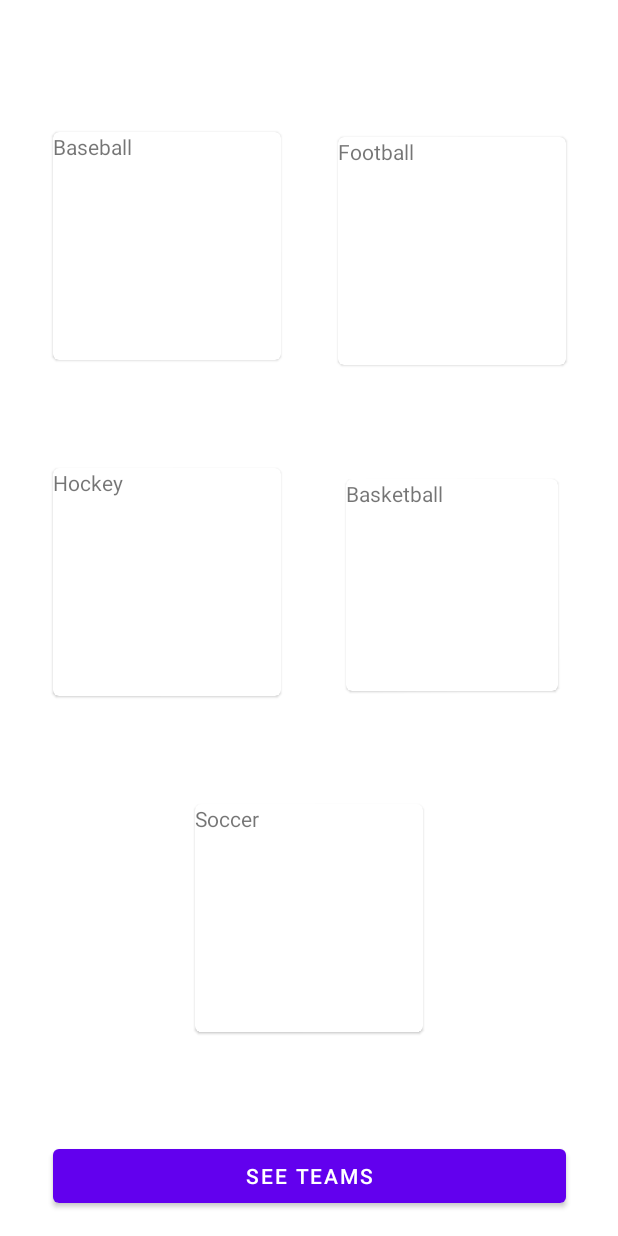
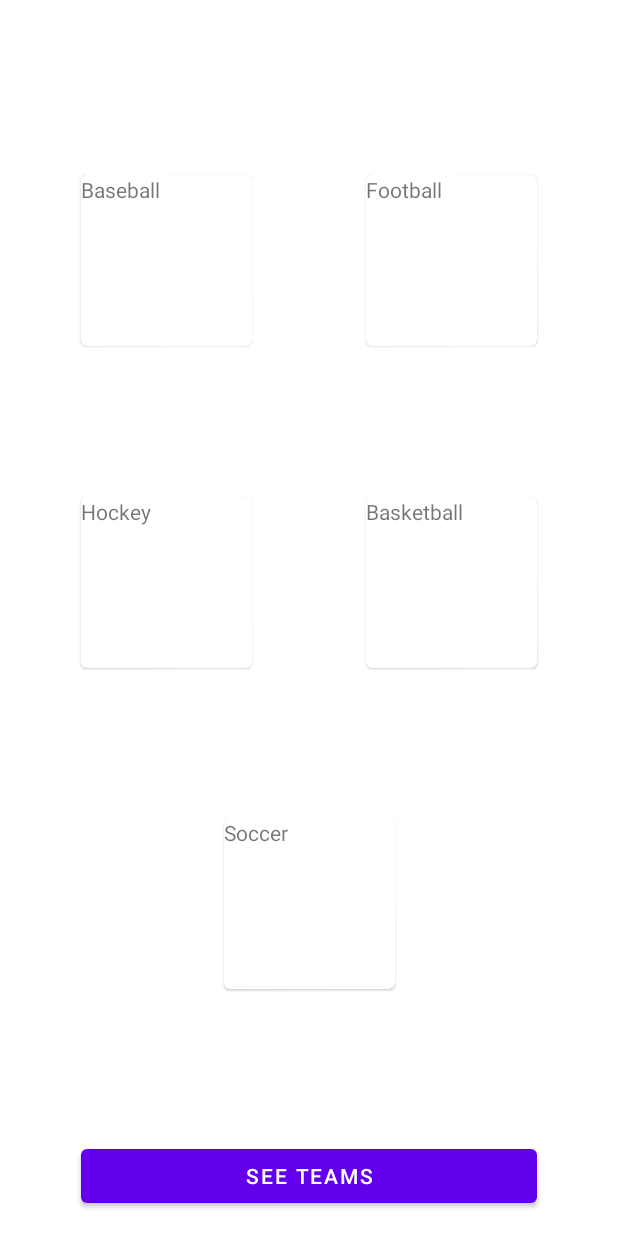
Before and after one commit to jeffMullen/SportsTracker, an Android app: the layout activity_main.xml on its own in the app's theme, with its tools: preview values and no code run, on a phone screen of 412 x 824 dp. Run offline under Robolectric (Android 15) with nearby library versions, the phone set to English and light mode, and no system bars.

Commit message:
making sports cards smaller to accomodate short screens

```diff
--- a/app/src/main/res/layout/activity_main.xml
+++ b/app/src/main/res/layout/activity_main.xml
@@ -70,8 +70,8 @@
     <!--    Basketball Card     -->
     <com.google.android.material.card.MaterialCardView
         android:id="@+id/basketballCard"
-        android:layout_width="141dp"
-        android:layout_height="141dp"
+        android:layout_width="0dp"
+        android:layout_height="0dp"
         android:scaleType="centerCrop"
         app:layout_constraintBottom_toTopOf="@+id/soccerCard"
         app:layout_constraintDimensionRatio="1:1"
@@ -126,14 +126,14 @@
         android:layout_width="wrap_content"
         android:layout_height="wrap_content"
         android:orientation="vertical"
-        app:layout_constraintGuide_percent="0.05" />
+        app:layout_constraintGuide_percent="0.10" />
 
     <androidx.constraintlayout.widget.Guideline
         android:id="@+id/leftEnd"
         android:layout_width="wrap_content"
         android:layout_height="wrap_content"
         android:orientation="vertical"
-        app:layout_constraintGuide_percent="0.45" />
+        app:layout_constraintGuide_percent="0.40" />
 
     <!--    Right Side  -->
     <androidx.constraintlayout.widget.Guideline
@@ -141,14 +141,14 @@
         android:layout_width="wrap_content"
         android:layout_height="wrap_content"
         android:orientation="vertical"
-        app:layout_constraintGuide_percent=".55" />
+        app:layout_constraintGuide_percent=".60" />
 
     <androidx.constraintlayout.widget.Guideline
         android:id="@+id/rightEnd"
         android:layout_width="wrap_content"
         android:layout_height="wrap_content"
         android:orientation="vertical"
-        app:layout_constraintGuide_percent=".95" />
+        app:layout_constraintGuide_percent=".90" />
 
     <!--    Middle  -->
     <androidx.constraintlayout.widget.Guideline
@@ -156,12 +156,12 @@
         android:layout_width="wrap_content"
         android:layout_height="wrap_content"
         android:orientation="vertical"
-        app:layout_constraintGuide_percent=".3" />
+        app:layout_constraintGuide_percent=".35" />
 
     <androidx.constraintlayout.widget.Guideline
         android:id="@+id/middleEnd"
         android:layout_width="wrap_content"
         android:layout_height="wrap_content"
         android:orientation="vertical"
-        app:layout_constraintGuide_percent=".7" />
+        app:layout_constraintGuide_percent=".65" />
 </androidx.constraintlayout.widget.ConstraintLayout>
```
